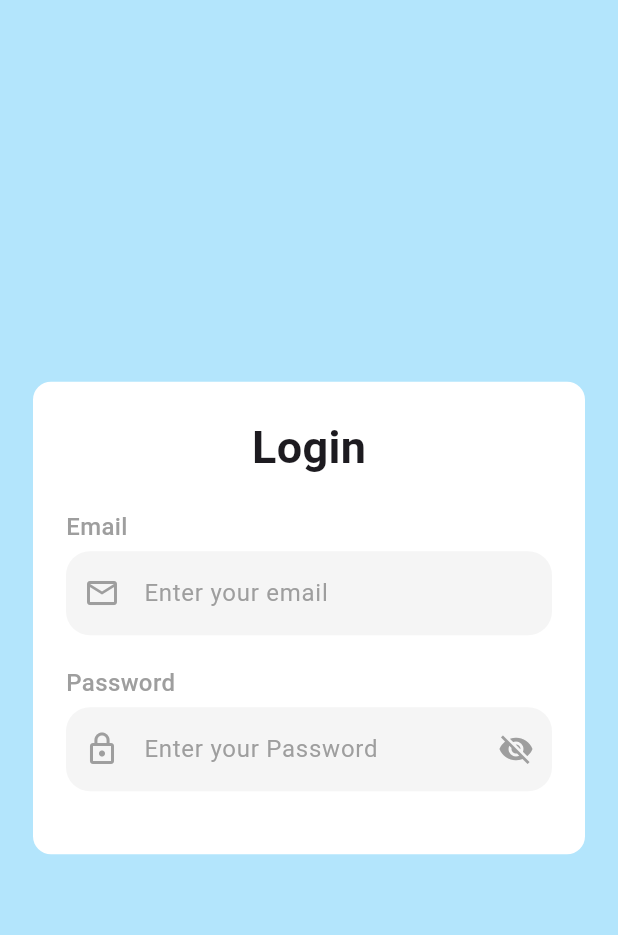
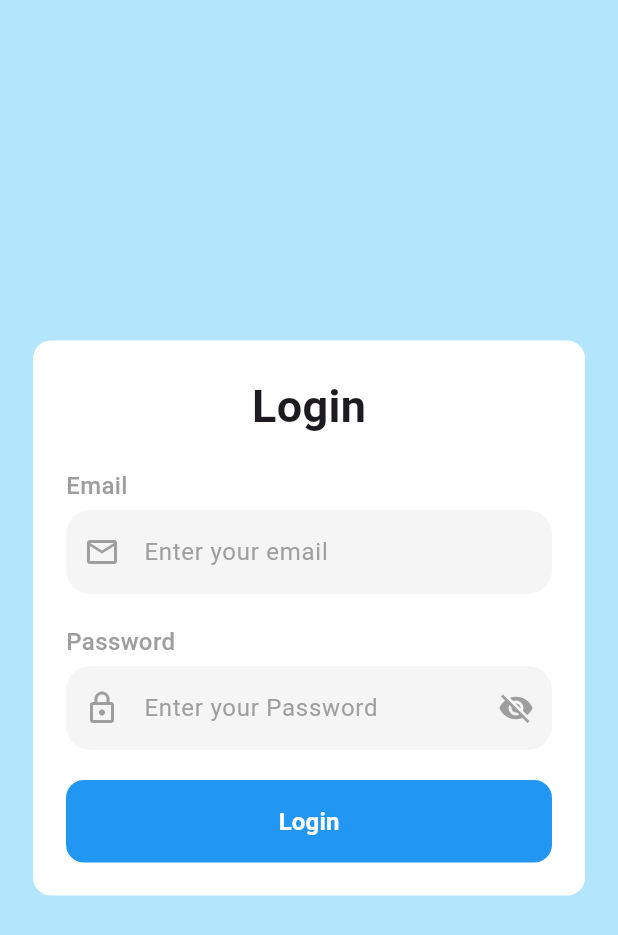
Before and after one commit to Mahmoud-Azmy/Flutter-S6, a Flutter app: the LoginView screen opened directly, on a phone screen of 412 x 824 dp. Shown: the top 935 px of the screen. Run offline on Flutter 3.47's test engine with Material 3 defaults, Android fonts, the phone set to English and light mode, and no system bars.

Commit message:
Refactor LoginView to StatefulWidget and implement password visibility toggle

```diff
--- a/lib/auth/login_screen.dart
+++ b/lib/auth/login_screen.dart
@@ -1,10 +1,17 @@
 import 'package:flutter/material.dart';
 
-class LoginView extends StatelessWidget {
+class LoginView extends StatefulWidget {
   const LoginView({super.key});
 
   @override
+  State<LoginView> createState() => _LoginViewState();
+}
+
+class _LoginViewState extends State<LoginView> {
+   bool isPasswordVisible = false;
+  @override
   Widget build(BuildContext context) {
+
 
     return  Scaffold(
       backgroundColor: const Color(0xFFB3E5FC),
@@ -66,7 +73,7 @@ class LoginView extends StatelessWidget {
                 ),
              const SizedBox(height: 5,),
               TextField(
-                obscureText: true,
+                obscureText: isPasswordVisible,
                 decoration: InputDecoration(
                   prefixIcon:const Icon(
                     Icons.lock_outline,
@@ -74,12 +81,18 @@ class LoginView extends StatelessWidget {
                     ),
                   suffixIcon: IconButton(
                     onPressed: (){
+                      // isPasswordVisible=!isPasswordVisible;
+                      // print(isPasswordVisible);
+                      setState(() {
+                        isPasswordVisible = !isPasswordVisible;
+                      });
 
                     },
-                    icon:const Icon(
+                    icon:  Icon(
                       Icons.visibility_off,
                       color: Colors.grey,),
-                    ),
+                      ),
+
                   hintText: 'Enter your Password',
                   hintStyle:const TextStyle(
                     color: Colors.grey
@@ -93,6 +106,30 @@ class LoginView extends StatelessWidget {
                 ),
               ),
             const SizedBox(height: 20,),
+             SizedBox(
+              width: double.infinity,
+               child: ElevatedButton(
+                        onPressed: () {
+
+                        },
+                        style: ElevatedButton.styleFrom(
+                          backgroundColor: const Color(0xFF2196F3),
+                          padding: const EdgeInsets.symmetric(vertical: 16),
+                          shape: RoundedRectangleBorder(
+                            borderRadius: BorderRadius.circular(12),
+                          ),
+                          elevation: 0,
+                        ),
+                        child: const Text(
+                          'Login',
+                          style: TextStyle(
+                            fontSize: 16,
+                            fontWeight: FontWeight.w600,
+                            color: Colors.white,
+                          ),
+                        ),
+                      ),
+             ),
             ],
           ) ,
 
--- a/lib/main.dart
+++ b/lib/main.dart
@@ -1,5 +1,6 @@
 import 'package:flutter/material.dart';
-import 'package:flutter_s6/profile_card.dart';
+import 'package:flutter_s6/auth/login_screen.dart';
+
 
 void main() {
   runApp(HomeWidget());
@@ -12,7 +13,7 @@ class HomeWidget extends StatelessWidget {
   Widget build(BuildContext context) {
     return MaterialApp(
       debugShowCheckedModeBanner: false,
-      home: ProfileCardScreen(),
+      home: LoginView(),
     );
   }
 }
```
